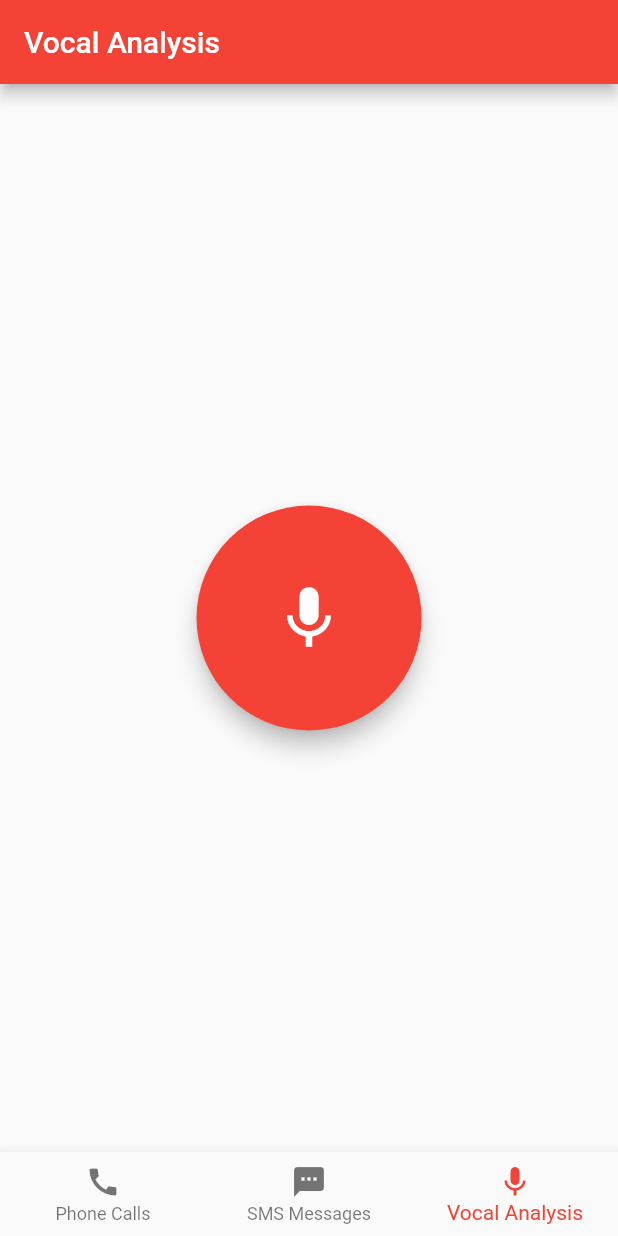
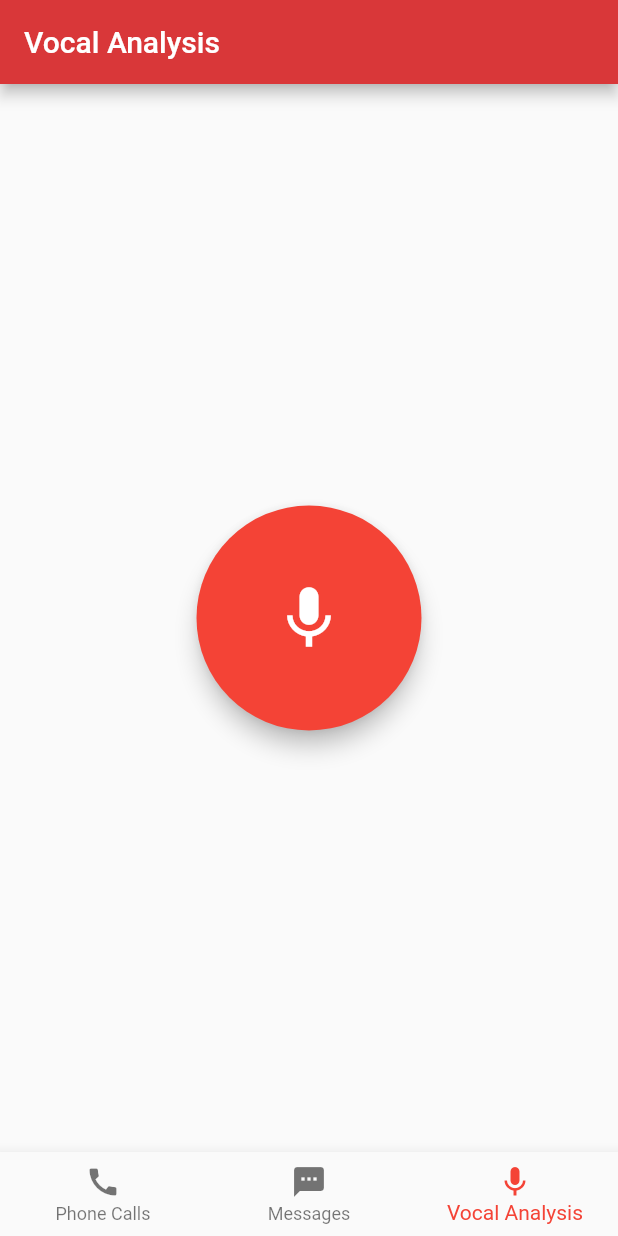
Before and after one commit to zhangwenhe1007/AAA-Spam-Prevention, a Flutter app: the screen it shows after launch, item 3 of the bottom bar chosen, on a phone screen of 412 x 824 dp. Run offline on Flutter 3.47's test engine with Material 2 defaults, Android fonts, the phone set to English and light mode, and no system bars; our stand-ins replace flutter_local_notifications, sqflite; accounts and stored records are empty.

Commit message:
a few changes in the color

```diff
--- a/lib/main.dart
+++ b/lib/main.dart
@@ -5,6 +5,8 @@ import 'pages/microphone_icon.dart';
 //import 'package:tflite_flutter/tflite_flutter.dart';
 
 //TO BE FIXED: KEEP THE INCOMING NUMBERS AND MESSAGES SHOWN IN THE APP
+
+//here, I'll define our primary color
 
 void main() {
   runApp(MyApp());
@@ -18,6 +20,9 @@ class MyApp extends StatelessWidget {
     return MaterialApp(
       title: 'Flutter Demo',
       theme: ThemeData(
+        appBarTheme: AppBarTheme(
+          color: const Color(0xFFD93739),
+        ),
         primarySwatch: Colors.red,
       ),
       home: MyHomePage(title: 'Flutter Demo Home Page'),
@@ -35,7 +40,6 @@ class MyHomePage extends StatefulWidget {
 }
 
 class _MyHomePageState extends State<MyHomePage> {
-
   int _selectedIndex = 0;
   static const TextStyle optionStyle =
       TextStyle(fontSize: 30, fontWeight: FontWeight.bold);
@@ -66,7 +70,7 @@ class _MyHomePageState extends State<MyHomePage> {
           ),
           BottomNavigationBarItem(
             icon: Icon(Icons.sms),
-            label: 'SMS Messages',
+            label: 'Messages',
           ),
           BottomNavigationBarItem(
             icon: Icon(Icons.mic),
```
Also changed, not shown: lib/pages/sms_messages.dart (+15 -12 lines), pubspec.yaml (+6 -1 lines), assets/AiBert-logos.jpeg (added), pubspec.lock, 22 other files.
